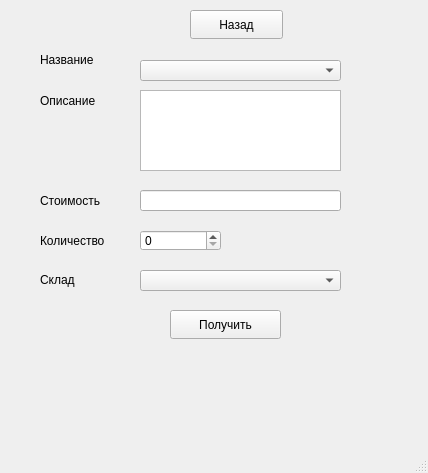
This is receivingWindow.ui in Zel1k21/warehouse_management_qt as Qt 5 draws it before an edit. The edited form follows.
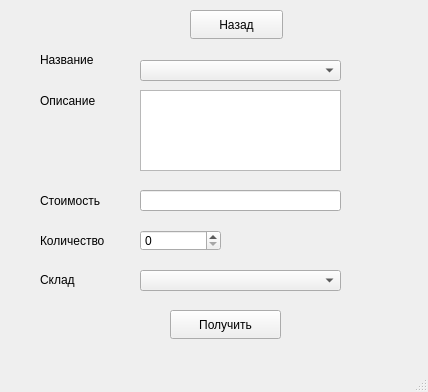
This is the edited form.

```diff
--- a/receivingWindow.ui
+++ b/receivingWindow.ui
@@ -7,7 +7,7 @@
     <x>0</x>
     <y>0</y>
     <width>428</width>
-    <height>473</height>
+    <height>392</height>
    </rect>
   </property>
   <property name="windowTitle">
```
Left out of the diff: 2 changed lines with no effect on the pictures.
